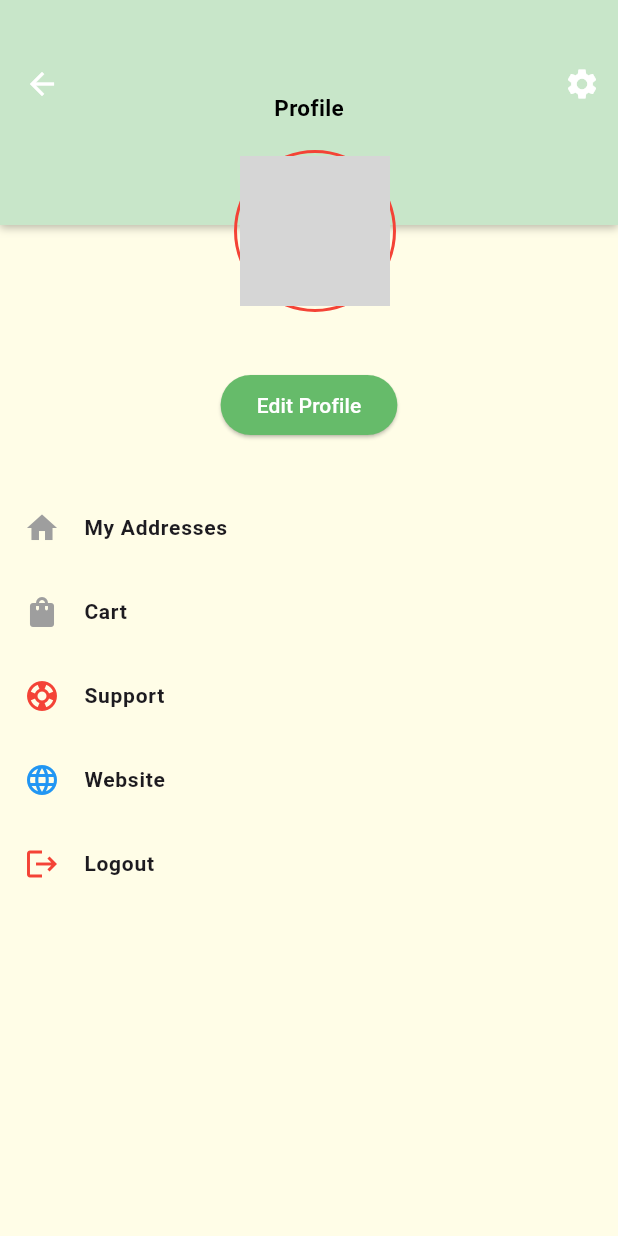
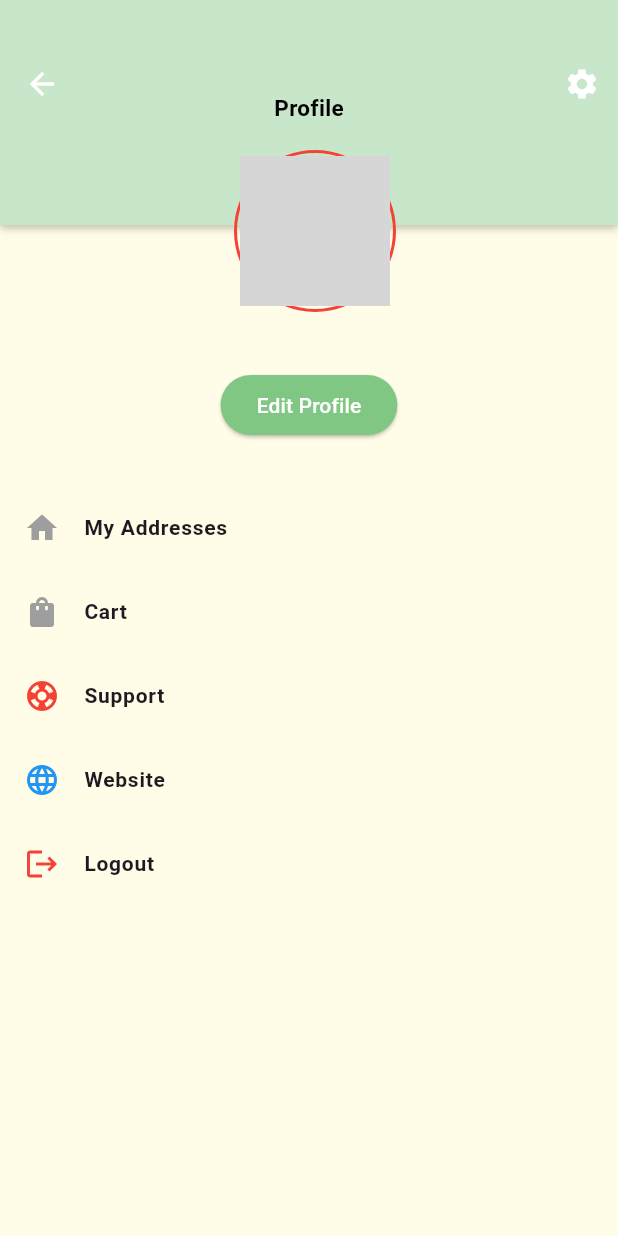
Before and after one commit to Soujanyarashmie/agronomist_partner, a Flutter app: the ProfileMenu screen opened by its route, on a phone screen of 412 x 824 dp. Run offline on Flutter 3.47's test engine with Material 3 defaults, Android fonts, the phone set to English and light mode, and no system bars; our stand-ins replace carousel_slider, cloud_firestore, firebase_auth, firebase_core, go_router, google_sign_in; accounts and stored records are empty; network calls fail; grey boxes are pictures that could not be loaded.

Commit message:
updated code

```diff
--- a/lib/pages/login.dart
+++ b/lib/pages/login.dart
@@ -1,5 +1,4 @@
 import 'package:flutter/material.dart';
-import 'package:firebase_core/firebase_core.dart';
 import 'package:firebase_auth/firebase_auth.dart';
 import 'package:google_sign_in/google_sign_in.dart';
 import 'package:go_router/go_router.dart';
--- a/lib/pages/profilemenu.dart
+++ b/lib/pages/profilemenu.dart
@@ -92,7 +92,7 @@ class ProfileMenu extends StatelessWidget {
                       },
                       style: ElevatedButton.styleFrom(
                         foregroundColor: Colors.white,
-                        backgroundColor: Colors.green[400],
+                        backgroundColor: Colors.green[300],
                       ),
                       child: Text('Edit Profile'),
                     ),
```
